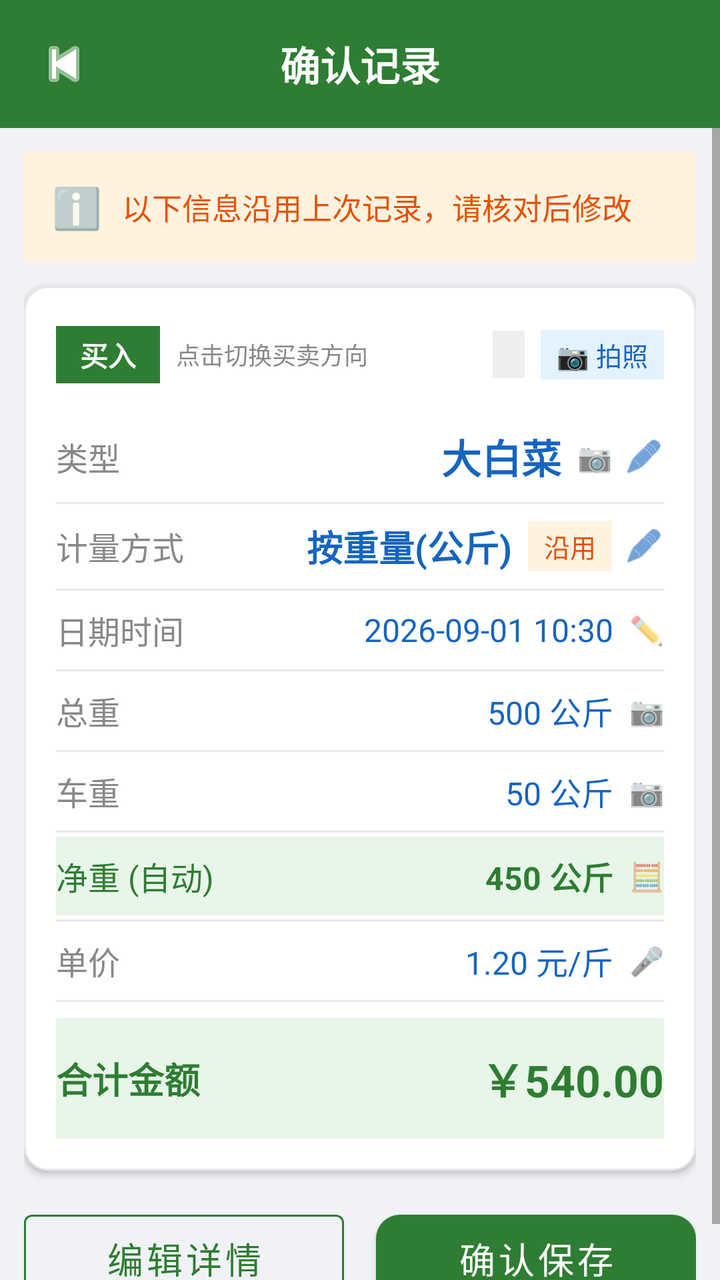
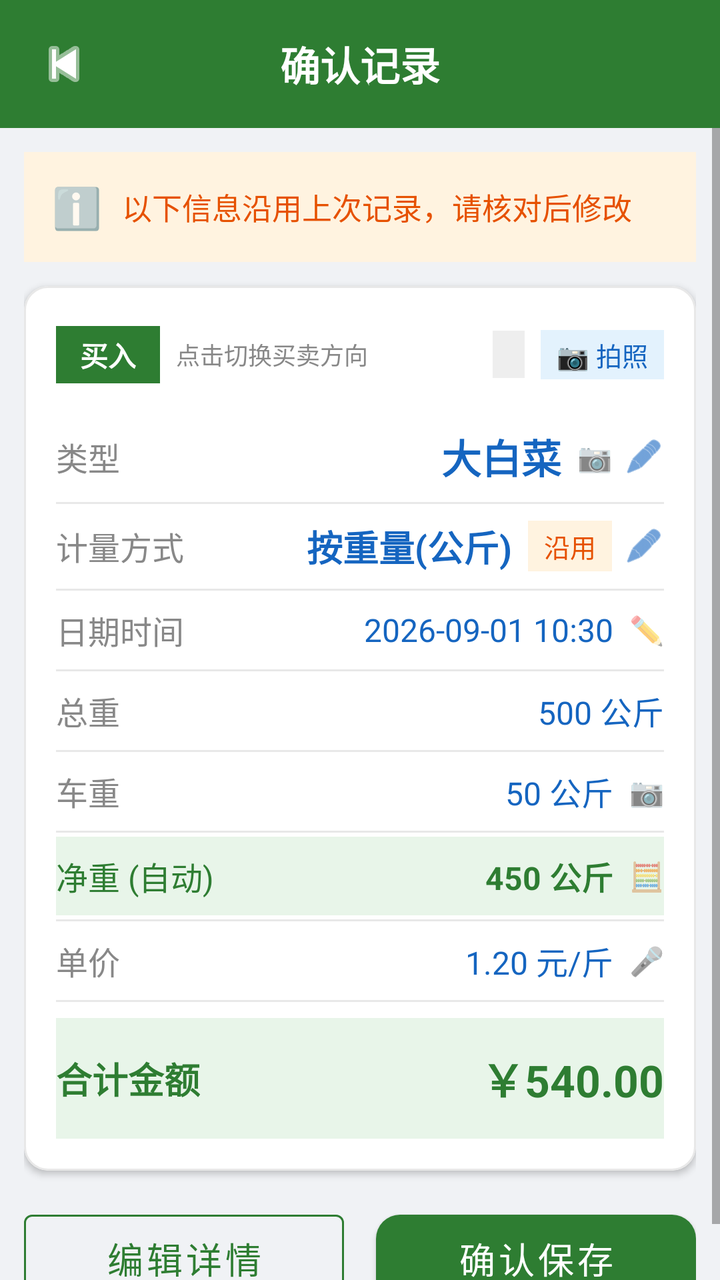

Before-and-after screenshots of an Android layout around one commit, followed by the original layout XML and the change that was made.
<!-- AndroidManifest.xml: application theme Theme.FarmTrade -->
<!-- res/layout/activity_quick_record.xml -->
<?xml version="1.0" encoding="utf-8"?>
<LinearLayout
    xmlns:android="http://schemas.android.com/apk/res/android"
    xmlns:app="http://schemas.android.com/apk/res-auto"
    android:layout_width="match_parent"
    android:layout_height="match_parent"
    android:orientation="vertical"
    android:background="#f0f2f5">

    
    <LinearLayout
        android:layout_width="match_parent"
        android:layout_height="wrap_content"
        android:orientation="horizontal"
        android:gravity="center_vertical"
        android:background="#2e7d32"
        android:paddingTop="16dp"
        android:paddingBottom="16dp"
        android:paddingStart="16dp"
        android:paddingEnd="16dp">

        <ImageView
            android:id="@+id/ivBack"
            android:layout_width="32dp"
            android:layout_height="32dp"
            android:src="@android:drawable/ic_media_previous"
            android:contentDescription="返回"
            app:tint="#ffffff" />

        <TextView
            android:layout_width="0dp"
            android:layout_height="wrap_content"
            android:layout_weight="1"
            android:text="确认记录"
            android:textColor="#ffffff"
            android:textSize="20sp"
            android:textStyle="bold"
            android:gravity="center"
            android:layout_marginStart="-32dp" />
    </LinearLayout>

    <ScrollView
        android:layout_width="match_parent"
        android:layout_height="0dp"
        android:layout_weight="1"
        android:fillViewport="true">

        <LinearLayout
            android:layout_width="match_parent"
            android:layout_height="wrap_content"
            android:orientation="vertical"
            android:padding="12dp">

            
            <LinearLayout
                android:layout_width="match_parent"
                android:layout_height="wrap_content"
                android:orientation="horizontal"
                android:gravity="center_vertical"
                android:background="#fff3e0"
                android:padding="14dp"
                android:layout_marginBottom="12dp">

                <TextView
                    android:layout_width="wrap_content"
                    android:layout_height="wrap_content"
                    android:text="ℹ️"
                    android:textSize="20sp"
                    android:layout_marginEnd="10dp" />

                <TextView
                    android:id="@+id/tvCarryOverInfo"
                    android:layout_width="0dp"
                    android:layout_height="wrap_content"
                    android:layout_weight="1"
                    android:text="以下信息沿用上次记录，请核对后修改"
                    android:textColor="#e65100"
                    android:textSize="15sp"
                    android:lineSpacingExtra="2dp" />
            </LinearLayout>

            
            <com.google.android.material.card.MaterialCardView
                android:layout_width="match_parent"
                android:layout_height="wrap_content"
                app:cardCornerRadius="12dp"
                app:cardElevation="2dp"
                app:strokeColor="#e8e8e8"
                app:strokeWidth="1dp"
                android:layout_marginBottom="12dp">

                <LinearLayout
                    android:layout_width="match_parent"
                    android:layout_height="wrap_content"
                    android:orientation="vertical"
                    android:padding="16dp">

                    
                    <LinearLayout
                        android:id="@+id/rowDirection"
                        android:layout_width="match_parent"
                        android:layout_height="wrap_content"
                        android:orientation="horizontal"
                        android:gravity="center_vertical"
                        android:layout_marginBottom="10dp"
                        android:clickable="true"
                        android:focusable="true"
                        android:foreground="?android:attr/selectableItemBackground"
                        android:paddingTop="4dp"
                        android:paddingBottom="4dp">

                        <TextView
                            android:id="@+id/tvTag"
                            android:layout_width="wrap_content"
                            android:layout_height="wrap_content"
                            android:text="买入"
                            android:textColor="#ffffff"
                            android:textSize="14sp"
                            android:textStyle="bold"
                            android:background="#2e7d32"
                            android:paddingStart="12dp"
                            android:paddingEnd="12dp"
                            android:paddingTop="4dp"
                            android:paddingBottom="4dp" />

                        <TextView
                            android:layout_width="0dp"
                            android:layout_height="wrap_content"
                            android:layout_weight="1"
                            android:text="点击切换买卖方向"
                            android:textColor="#888888"
                            android:textSize="12sp"
                            android:layout_marginStart="8dp" />

                        <TextView
                            android:id="@+id/badgeDirectionSource"
                            android:layout_width="wrap_content"
                            android:layout_height="wrap_content"
                            android:text=""
                            android:textSize="13sp"
                            android:background="#eeeeee"
                            android:textColor="#888888"
                            android:paddingStart="8dp"
                            android:paddingEnd="8dp"
                            android:paddingTop="3dp"
                            android:paddingBottom="3dp" />

                        <TextView
                            android:id="@+id/badgeGrossSource"
                            android:layout_width="wrap_content"
                            android:layout_height="wrap_content"
                            android:text="📷 拍照"
                            android:textColor="#1565c0"
                            android:textSize="13sp"
                            android:background="#e3f2fd"
                            android:paddingStart="8dp"
                            android:paddingEnd="8dp"
                            android:paddingTop="3dp"
                            android:paddingBottom="3dp"
                            android:layout_marginStart="8dp" />
                    </LinearLayout>

                    
                    <LinearLayout
                        android:id="@+id/rowType"
                        android:layout_width="match_parent"
                        android:layout_height="wrap_content"
                        android:orientation="horizontal"
                        android:gravity="center_vertical"
                        android:paddingTop="8dp"
                        android:paddingBottom="8dp"
                        android:clickable="true"
                        android:focusable="true"
                        android:foreground="?android:attr/selectableItemBackground">

                        <TextView
                            android:layout_width="wrap_content"
                            android:layout_height="wrap_content"
                            android:text="类型"
                            android:textColor="#888888"
                            android:textSize="16sp" />

                        <TextView
                            android:id="@+id/tvTypeName"
                            android:layout_width="0dp"
                            android:layout_height="wrap_content"
                            android:layout_weight="1"
                            android:text="大白菜"
                            android:textColor="#1565c0"
                            android:textSize="20sp"
                            android:textStyle="bold"
                            android:gravity="end" />

                        <TextView
                            android:id="@+id/badgeTypeSource"
                            android:layout_width="wrap_content"
                            android:layout_height="wrap_content"
                            android:text="📷"
                            android:textSize="14sp"
                            android:layout_marginStart="8dp" />

                        <ImageView
                            android:layout_width="20dp"
                            android:layout_height="20dp"
                            android:src="@android:drawable/ic_menu_edit"
                            android:contentDescription="编辑"
                            app:tint="#1565c0"
                            android:layout_marginStart="6dp" />
                    </LinearLayout>

                    <View
                        android:layout_width="match_parent"
                        android:layout_height="1dp"
                        android:background="#e8e8e8" />

                    
                    <LinearLayout
                        android:id="@+id/rowMeasureMode"
                        android:layout_width="match_parent"
                        android:layout_height="wrap_content"
                        android:orientation="horizontal"
                        android:gravity="center_vertical"
                        android:paddingTop="8dp"
                        android:paddingBottom="8dp"
                        android:clickable="true"
                        android:focusable="true"
                        android:foreground="?android:attr/selectableItemBackground">

                        <TextView
                            android:layout_width="wrap_content"
                            android:layout_height="wrap_content"
                            android:text="计量方式"
                            android:textColor="#888888"
                            android:textSize="16sp" />

                        <TextView
                            android:id="@+id/tvMeasureMode"
                            android:layout_width="0dp"
                            android:layout_height="wrap_content"
                            android:layout_weight="1"
                            android:text="按重量(公斤)"
                            android:textColor="#1565c0"
                            android:textSize="18sp"
                            android:textStyle="bold"
                            android:gravity="end" />

                        <TextView
                            android:id="@+id/badgeMeasureSource"
                            android:layout_width="wrap_content"
                            android:layout_height="wrap_content"
                            android:text="沿用"
                            android:textSize="13sp"
                            android:textColor="#e65100"
                            android:background="#fff3e0"
                            android:paddingStart="8dp"
                            android:paddingEnd="8dp"
                            android:paddingTop="3dp"
                            android:paddingBottom="3dp"
                            android:layout_marginStart="8dp" />

                        <ImageView
                            android:layout_width="20dp"
                            android:layout_height="20dp"
                            android:src="@android:drawable/ic_menu_edit"
                            android:contentDescription="编辑"
                            app:tint="#1565c0"
                            android:layout_marginStart="6dp" />
                    </LinearLayout>

                    <View
                        android:layout_width="match_parent"
                        android:layout_height="1dp"
                        android:background="#e8e8e8" />

                    
                    <LinearLayout
                        android:id="@+id/rowDateTime"
                        android:layout_width="match_parent"
                        android:layout_height="wrap_content"
                        android:orientation="horizontal"
                        android:gravity="center_vertical"
                        android:paddingTop="8dp"
                        android:paddingBottom="8dp"
                        android:clickable="true"
                        android:focusable="true"
                        android:foreground="?android:attr/selectableItemBackground">

                        <TextView
                            android:layout_width="wrap_content"
                            android:layout_height="wrap_content"
                            android:text="日期时间"
                            android:textColor="#888888"
                            android:textSize="16sp" />

                        <TextView
                            android:id="@+id/tvDateTime"
                            android:layout_width="0dp"
                            android:layout_height="wrap_content"
                            android:layout_weight="1"
                            android:text="2026-09-01 10:30"
                            android:textColor="#1565c0"
                            android:textSize="16sp"
                            android:gravity="end" />

                        <TextView
                            android:id="@+id/badgeDateSource"
                            android:layout_width="wrap_content"
                            android:layout_height="wrap_content"
                            android:text="✏️"
                            android:textSize="14sp"
                            android:layout_marginStart="8dp" />
                    </LinearLayout>

                    <View
                        android:layout_width="match_parent"
                        android:layout_height="1dp"
                        android:background="#e8e8e8" />

                    
                    <LinearLayout
                        android:id="@+id/rowGrossWeight"
                        android:layout_width="match_parent"
                        android:layout_height="wrap_content"
                        android:orientation="horizontal"
                        android:gravity="center_vertical"
                        android:paddingTop="8dp"
                        android:paddingBottom="8dp"
                        android:clickable="true"
                        android:focusable="true"
                        android:foreground="?android:attr/selectableItemBackground">

                        <TextView
                            android:layout_width="wrap_content"
                            android:layout_height="wrap_content"
                            android:text="总重"
                            android:textColor="#888888"
                            android:textSize="16sp" />

                        <TextView
                            android:id="@+id/tvGrossWeight"
                            android:layout_width="0dp"
                            android:layout_height="wrap_content"
                            android:layout_weight="1"
                            android:text="500 公斤"
                            android:textColor="#1565c0"
                            android:textSize="16sp"
                            android:gravity="end" />

                        <TextView
                            android:id="@+id/badgeGrossSource"
                            android:layout_width="wrap_content"
                            android:layout_height="wrap_content"
                            android:text="📷"
                            android:textSize="14sp"
                            android:layout_marginStart="8dp" />
                    </LinearLayout>

                    <View
                        android:layout_width="match_parent"
                        android:layout_height="1dp"
                        android:background="#e8e8e8" />

                    
                    <LinearLayout
                        android:id="@+id/rowTareWeight"
                        android:layout_width="match_parent"
                        android:layout_height="wrap_content"
                        android:orientation="horizontal"
                        android:gravity="center_vertical"
                        android:paddingTop="8dp"
                        android:paddingBottom="8dp"
                        android:clickable="true"
                        android:focusable="true"
                        android:foreground="?android:attr/selectableItemBackground">

                        <TextView
                            android:layout_width="wrap_content"
                            android:layout_height="wrap_content"
                            android:text="车重"
                            android:textColor="#888888"
                            android:textSize="16sp" />

                        <TextView
                            android:id="@+id/tvTareWeight"
                            android:layout_width="0dp"
                            android:layout_height="wrap_content"
                            android:layout_weight="1"
                            android:text="50 公斤"
                            android:textColor="#1565c0"
                            android:textSize="16sp"
                            android:gravity="end" />

                        <TextView
                            android:id="@+id/badgeTareSource"
                            android:layout_width="wrap_content"
                            android:layout_height="wrap_content"
                            android:text="📷"
                            android:textSize="14sp"
                            android:layout_marginStart="8dp" />
                    </LinearLayout>

                    <View
                        android:layout_width="match_parent"
                        android:layout_height="1dp"
                        android:background="#e8e8e8" />

                    
                    <LinearLayout
                        android:layout_width="match_parent"
                        android:layout_height="wrap_content"
                        android:orientation="horizontal"
                        android:gravity="center_vertical"
                        android:paddingTop="8dp"
                        android:paddingBottom="8dp"
                        android:background="#e8f5e9"
                        android:layout_marginTop="2dp"
                        android:layout_marginBottom="2dp">

                        <TextView
                            android:layout_width="wrap_content"
                            android:layout_height="wrap_content"
                            android:text="净重 (自动)"
                            android:textColor="#2e7d32"
                            android:textSize="16sp" />

                        <TextView
                            android:id="@+id/tvNetWeight"
                            android:layout_width="0dp"
                            android:layout_height="wrap_content"
                            android:layout_weight="1"
                            android:text="450 公斤"
                            android:textColor="#2e7d32"
                            android:textSize="16sp"
                            android:textStyle="bold"
                            android:gravity="end" />

                        <TextView
                            android:layout_width="wrap_content"
                            android:layout_height="wrap_content"
                            android:text="🧮"
                            android:textSize="14sp"
                            android:layout_marginStart="8dp" />
                    </LinearLayout>

                    <View
                        android:layout_width="match_parent"
                        android:layout_height="1dp"
                        android:background="#e8e8e8" />

                    
                    <LinearLayout
                        android:id="@+id/rowUnitPrice"
                        android:layout_width="match_parent"
                        android:layout_height="wrap_content"
                        android:orientation="horizontal"
                        android:gravity="center_vertical"
                        android:paddingTop="8dp"
                        android:paddingBottom="8dp"
                        android:clickable="true"
                        android:focusable="true"
                        android:foreground="?android:attr/selectableItemBackground">

                        <TextView
                            android:layout_width="wrap_content"
                            android:layout_height="wrap_content"
                            android:text="单价"
                            android:textColor="#888888"
                            android:textSize="16sp" />

                        <TextView
                            android:id="@+id/tvUnitPrice"
                            android:layout_width="0dp"
                            android:layout_height="wrap_content"
                            android:layout_weight="1"
                            android:text="1.20 元/斤"
                            android:textColor="#1565c0"
                            android:textSize="16sp"
                            android:gravity="end" />

                        <TextView
                            android:id="@+id/badgePriceSource"
                            android:layout_width="wrap_content"
                            android:layout_height="wrap_content"
                            android:text="🎤"
                            android:textSize="14sp"
                            android:layout_marginStart="8dp" />
                    </LinearLayout>

                    <View
                        android:layout_width="match_parent"
                        android:layout_height="1dp"
                        android:background="#e8e8e8" />

                    
                    <LinearLayout
                        android:layout_width="match_parent"
                        android:layout_height="wrap_content"
                        android:orientation="horizontal"
                        android:gravity="center_vertical"
                        android:background="#e8f5e9"
                        android:paddingTop="14dp"
                        android:paddingBottom="14dp"
                        android:layout_marginTop="8dp">

                        <TextView
                            android:layout_width="wrap_content"
                            android:layout_height="wrap_content"
                            android:text="合计金额"
                            android:textColor="#2e7d32"
                            android:textSize="18sp"
                            android:textStyle="bold" />

                        <TextView
                            android:id="@+id/tvTotalAmount"
                            android:layout_width="0dp"
                            android:layout_height="wrap_content"
                            android:layout_weight="1"
                            android:text="￥540.00"
                            android:textColor="#2e7d32"
                            android:textSize="22sp"
                            android:textStyle="bold"
                            android:gravity="end" />
                    </LinearLayout>
                </LinearLayout>
            </com.google.android.material.card.MaterialCardView>

            
            <LinearLayout
                android:layout_width="match_parent"
                android:layout_height="wrap_content"
                android:orientation="horizontal"
                android:layout_marginTop="4dp">

                <com.google.android.material.button.MaterialButton
                    android:id="@+id/btnEdit"
                    style="@style/Widget.MaterialComponents.Button.OutlinedButton"
                    android:layout_width="0dp"
                    android:layout_height="56dp"
                    android:layout_weight="1"
                    android:text="编辑详情"
                    android:textColor="#2e7d32"
                    android:textSize="18sp"
                    app:strokeColor="#2e7d32"
                    android:layout_marginEnd="8dp" />

                <com.google.android.material.button.MaterialButton
                    android:id="@+id/btnConfirmSave"
                    android:layout_width="0dp"
                    android:layout_height="56dp"
                    android:layout_weight="1"
                    android:text="确认保存"
                    android:textColor="#ffffff"
                    android:textSize="18sp"
                    app:backgroundTint="#2e7d32"
                    app:cornerRadius="12dp"
                    android:layout_marginStart="8dp" />
            </LinearLayout>
        </LinearLayout>
    </ScrollView>
</LinearLayout>
<!-- resources referenced by this layout -->
<resources>
  <style name="Theme.FarmTrade" parent="Theme.MaterialComponents.Light.NoActionBar">
          <item name="colorPrimary">@color/green_primary</item>
          <item name="colorPrimaryVariant">@color/green_dark</item>
          <item name="colorOnPrimary">@color/white</item>
          <item name="colorSecondary">@color/orange_primary</item>
          <item name="colorOnSecondary">@color/white</item>
          <item name="android:statusBarColor">@color/green_primary</item>
          <item name="android:windowLightStatusBar">false</item>
      </style>
  <color name="green_primary">#2e7d32</color>
  <color name="green_dark">#1b5e20</color>
  <color name="white">#ffffff</color>
  <color name="orange_primary">#e65100</color>
</resources>

<!-- the commit's change to res/layout/activity_quick_record.xml (unified diff, before → after) -->
@@ -345,14 +345,6 @@
                             android:textColor="#1565c0"
                             android:textSize="16sp"
                             android:gravity="end" />
-
-                        <TextView
-                            android:id="@+id/badgeGrossSource"
-                            android:layout_width="wrap_content"
-                            android:layout_height="wrap_content"
-                            android:text="📷"
-                            android:textSize="14sp"
-                            android:layout_marginStart="8dp" />
                     </LinearLayout>
 
                     <View
